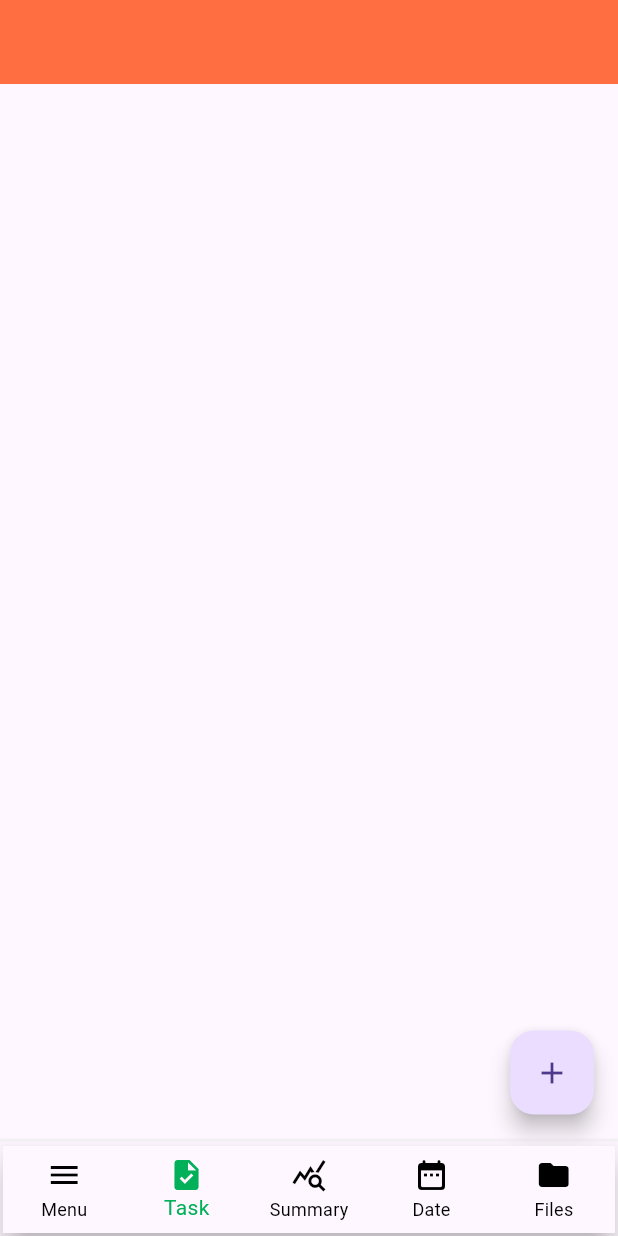
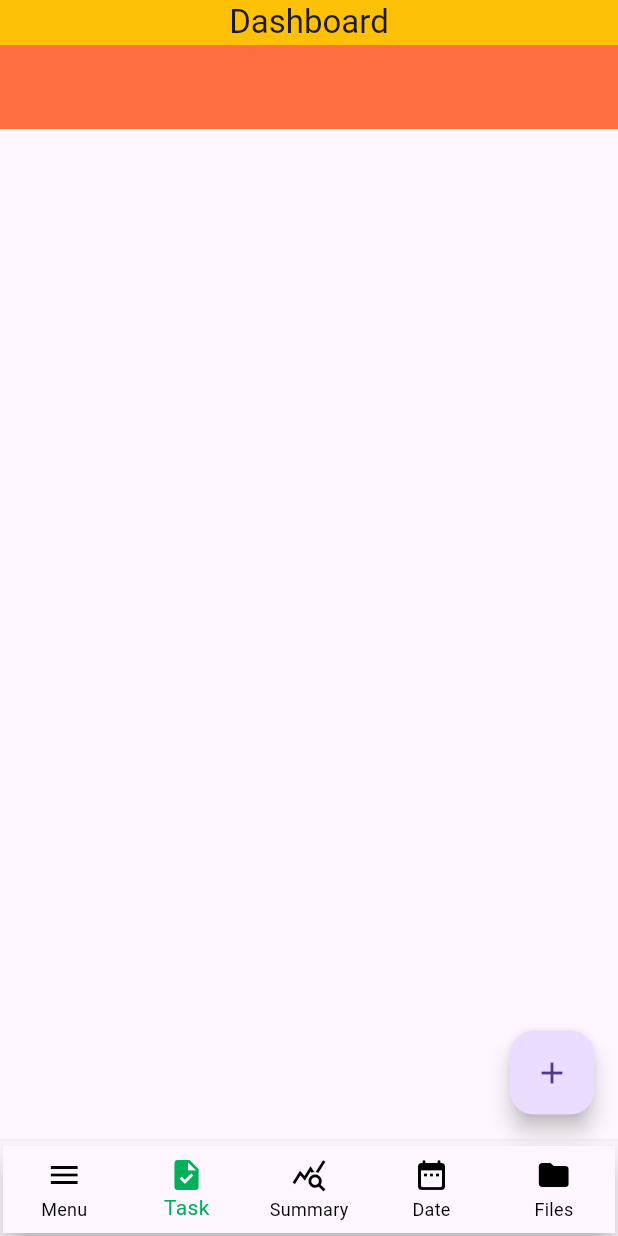
Before and after one commit to byteArrow18/App_Dev_001, a Flutter app: the screen it shows after launch, on a phone screen of 412 x 824 dp. Run offline on Flutter 3.47's test engine with Material 3 defaults, Android fonts, the light colour scheme and no system bars.

Commit message:
app bar created

```diff
--- a/lib/ShellPage.dart
+++ b/lib/ShellPage.dart
@@ -25,12 +25,12 @@ class _ShellPageState extends State<ShellPage> {
   Widget build(BuildContext context) {
     return SafeArea(
       child: Scaffold(
-        // appBar: AppBar(
-        // title: Text("Dashboard"),
-        // centerTitle: true,
-        // backgroundColor: Colors.amber,
-        // toolbarHeight: 30,
-        // ),
+        appBar: AppBar(
+        title: Text("Dashboard"),
+        centerTitle: true,
+        backgroundColor: Colors.amber,
+        toolbarHeight: 30,
+        ),
         bottomNavigationBar: Container(
           padding: EdgeInsets.all(2),
           alignment: Alignment.bottomCenter,
```
